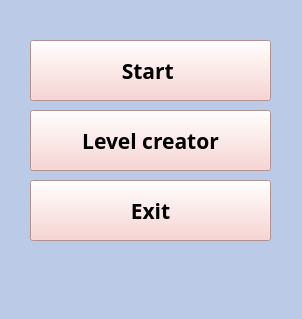
Before: the Qt Designer form startform.ui in slavableat/Curchas, drawn with Qt 5.
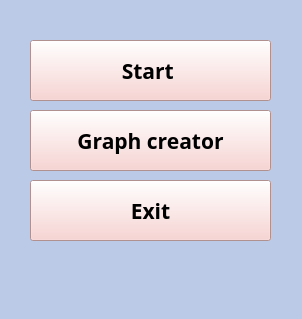
After: the same form once the commit is applied.

```diff
--- a/startform.ui
+++ b/startform.ui
@@ -89,7 +89,7 @@
     <string notr="true">background-color: rgb(248, 203, 200);</string>
    </property>
    <property name="text">
-    <string>Level creator</string>
+    <string>Graph creator</string>
    </property>
   </widget>
   <widget class="QPushButton" name="pushButton_3">
```
